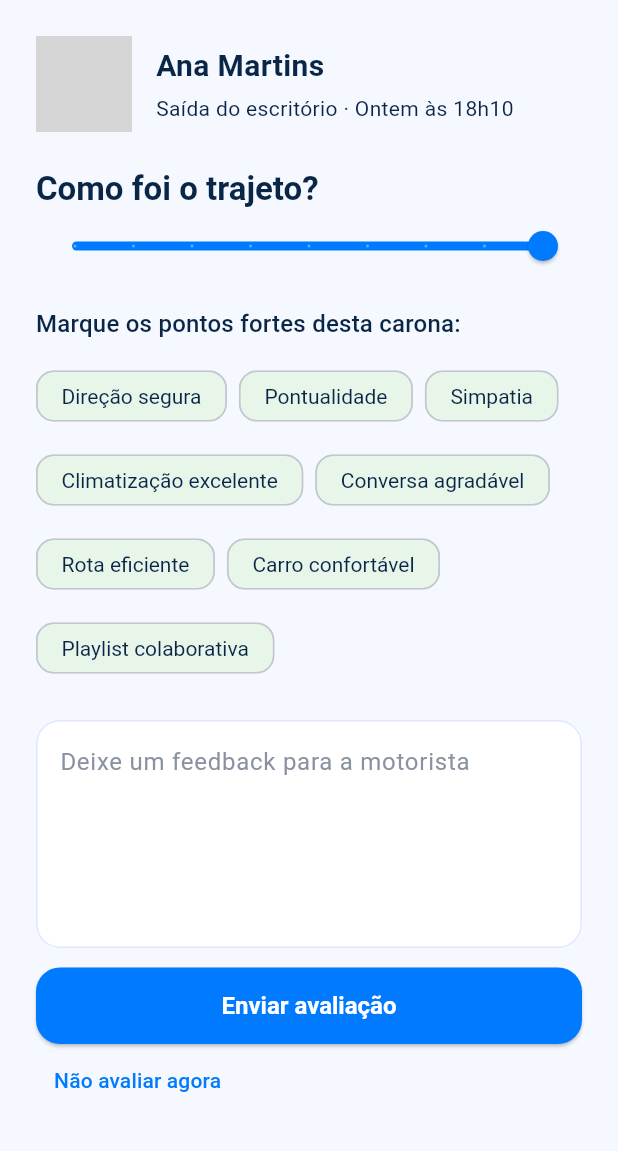
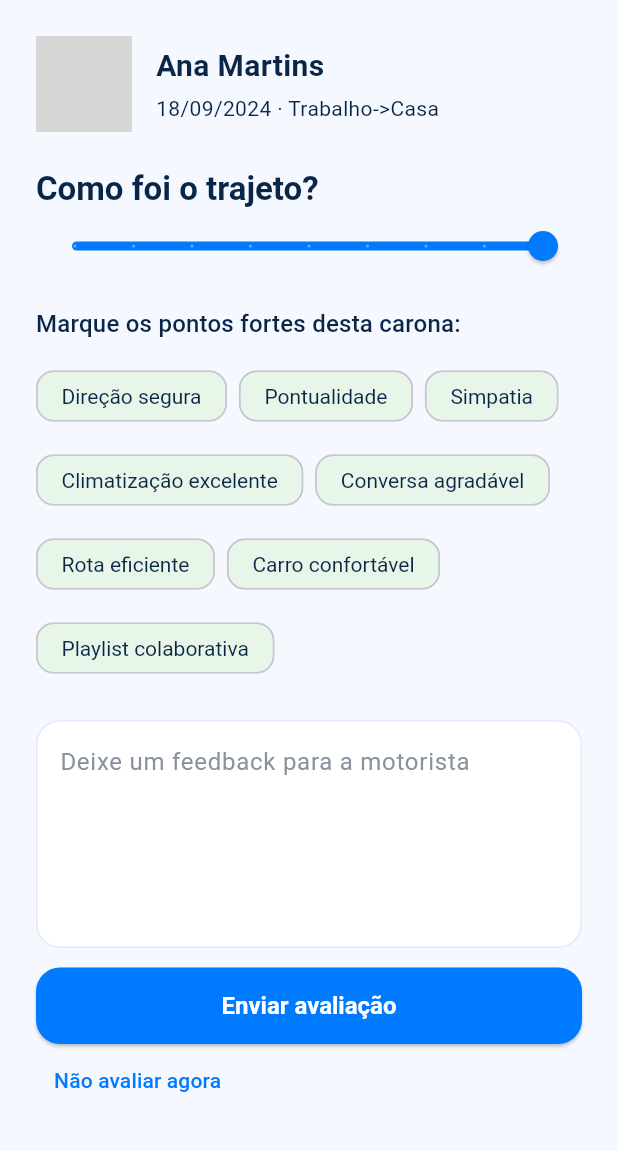
Before and after one commit to lusabo/shareroute_mobile, a Flutter app: the PassengerReviewScreen screen opened by its route, after a tap on "Ana Martins", on a phone screen of 412 x 824 dp, the part 84-1235 px from its top. Run offline on Flutter 3.47's test engine with Material 3 defaults, Android fonts, the light colour scheme and no system bars; our stand-ins replace flutter_secure_storage; accounts and stored records are empty; network calls fail; grey boxes are pictures that could not be loaded.

Commit message:
Show ride date and type in pending reviews

```diff
--- a/lib/models/pending_driver_review.dart
+++ b/lib/models/pending_driver_review.dart
@@ -1,15 +1,26 @@
+enum RideType {
+  homeToWork('Casa->Trabalho'),
+  workToHome('Trabalho->Casa');
+
+  const RideType(this.label);
+
+  final String label;
+}
+
 class PendingDriverReview {
   const PendingDriverReview({
     required this.rideId,
     required this.driverId,
     required this.driverName,
     required this.avatarUrl,
-    required this.rideSummary,
+    required this.rideDate,
+    required this.rideType,
   });
 
   final String rideId;
   final String driverId;
   final String driverName;
   final String avatarUrl;
-  final String rideSummary;
+  final String rideDate;
+  final RideType rideType;
 }
--- a/lib/screens/passenger/driver_evaluation_screen.dart
+++ b/lib/screens/passenger/driver_evaluation_screen.dart
@@ -118,7 +118,7 @@ class _DriverEvaluationScreenState extends State<DriverEvaluationScreen> {
                                 ),
                                 const SizedBox(height: 4),
                                 Text(
-                                  widget.candidate.rideSummary,
+                                  '${widget.candidate.rideDate} · ${widget.candidate.rideType.label}',
                                   style: theme.textTheme.bodyMedium,
                                 ),
                               ],
--- a/lib/screens/passenger/passenger_review_screen.dart
+++ b/lib/screens/passenger/passenger_review_screen.dart
@@ -17,21 +17,24 @@ class _PassengerReviewScreenState extends State<PassengerReviewScreen> {
       driverId: 'driver_ana',
       driverName: 'Ana Martins',
       avatarUrl: 'https://i.pravatar.cc/100?img=15',
-      rideSummary: 'Saída do escritório · Ontem às 18h10',
+      rideDate: '18/09/2024',
+      rideType: RideType.workToHome,
     ),
     const PendingDriverReview(
       rideId: 'ride_8722',
       driverId: 'driver_juliana',
       driverName: 'Juliana Costa',
       avatarUrl: 'https://i.pravatar.cc/100?img=32',
-      rideSummary: 'Trajeto Vila Olímpia → Itaim · Segunda-feira',
+      rideDate: '16/09/2024',
+      rideType: RideType.homeToWork,
     ),
     const PendingDriverReview(
       rideId: 'ride_8723',
       driverId: 'driver_camila',
       driverName: 'Camila Duarte',
       avatarUrl: 'https://i.pravatar.cc/100?img=47',
-      rideSummary: 'Retorno para casa · Semana passada',
+      rideDate: '12/09/2024',
+      rideType: RideType.workToHome,
     ),
   ];
 
@@ -103,10 +106,36 @@ class _PassengerReviewScreenState extends State<PassengerReviewScreen> {
                                 ),
                               ),
                               subtitle: Padding(
-                                padding: const EdgeInsets.only(top: 4),
-                                child: Text(
-                                  review.rideSummary,
-                                  style: theme.textTheme.bodySmall,
+                                padding: const EdgeInsets.only(top: 6),
+                                child: Column(
+                                  crossAxisAlignment: CrossAxisAlignment.start,
+                                  children: [
+                                    Text(
+                                      review.rideDate,
+                                      style: theme.textTheme.bodySmall?.copyWith(
+                                        fontWeight: FontWeight.w600,
+                                      ),
+                                    ),
+                                    const SizedBox(height: 4),
+                                    Container(
+                                      padding: const EdgeInsets.symmetric(
+                                        horizontal: 10,
+                                        vertical: 4,
+                                      ),
+                                      decoration: BoxDecoration(
+                                        color: theme.colorScheme.primary
+                                            .withOpacity(0.08),
+                                        borderRadius: BorderRadius.circular(12),
+                                      ),
+                                      child: Text(
+                                        review.rideType.label,
+                                        style: theme.textTheme.labelSmall?.copyWith(
+                                          color: theme.colorScheme.primary,
+                                          fontWeight: FontWeight.w600,
+                                        ),
+                                      ),
+                                    ),
+                                  ],
                                 ),
                               ),
                               trailing: const Icon(Icons.chevron_right),
```
